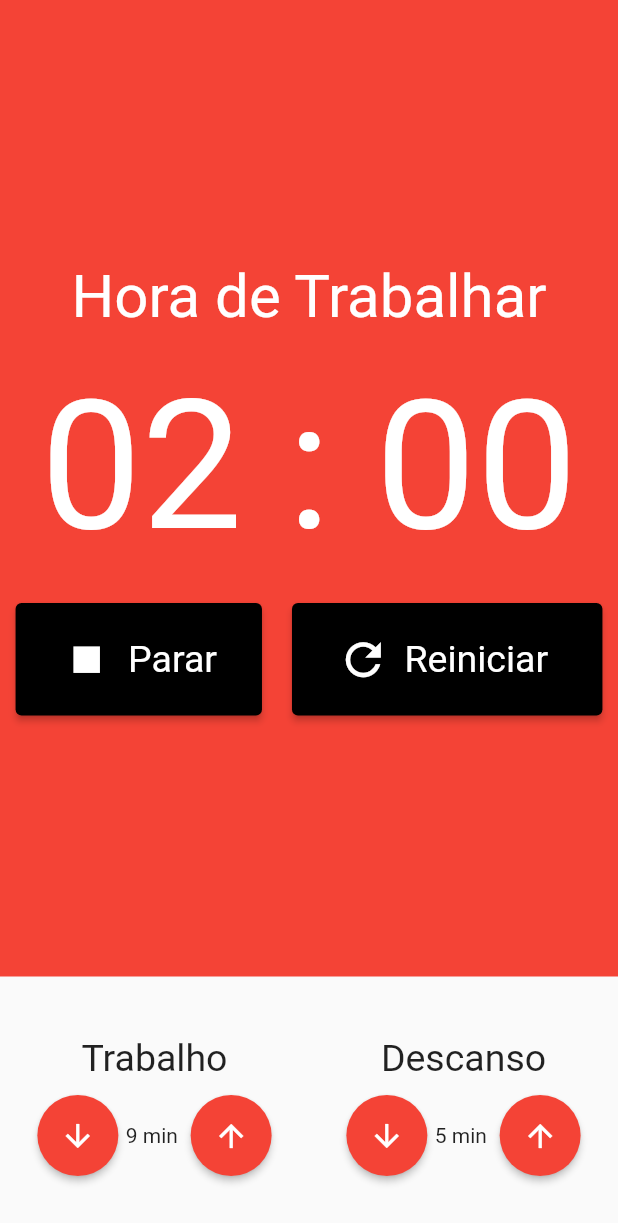
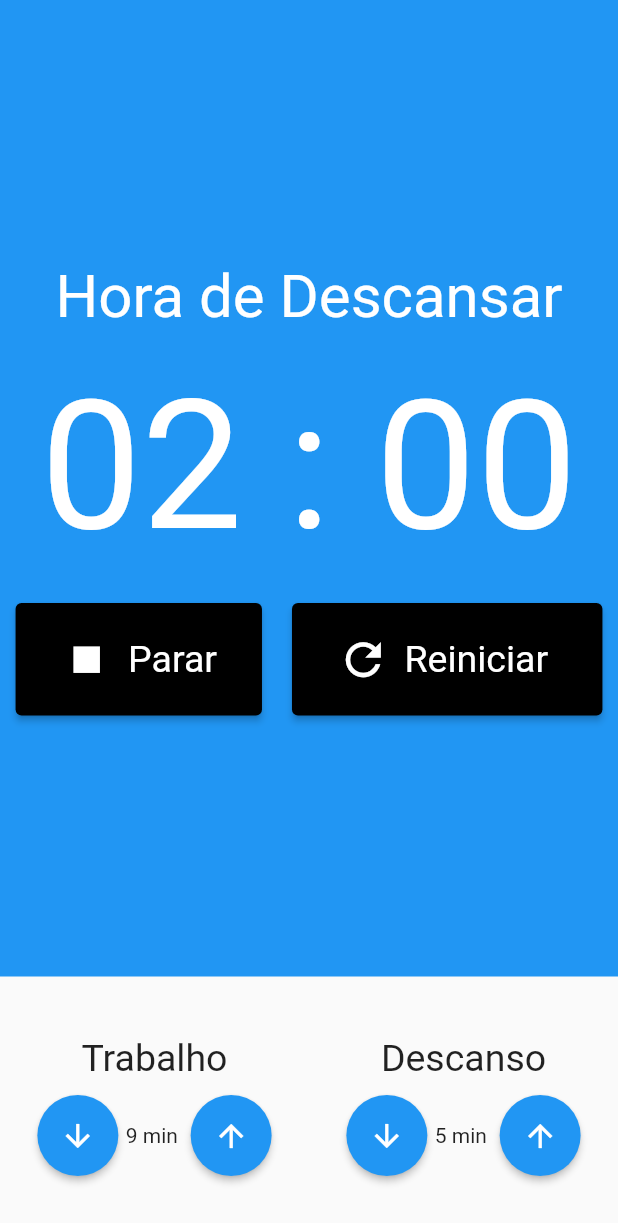
Before and after one commit to IagoMesquita/pomodoro_with_mobx, a Flutter app: the screen it shows after launch, after a tap on "Iniciar", on a phone screen of 412 x 824 dp. Shown: the top 1223 px of the screen. Run offline on Flutter 3.47's test engine with Material 2 defaults, Android fonts, the phone set to English and light mode, and no system bars; our stand-ins replace flutter_mobx, mobx; generated files the repository leaves out were written again.

Commit message:
feart: changing theme by interval

```diff
--- a/lib/components/chronometer.dart
+++ b/lib/components/chronometer.dart
@@ -11,13 +11,13 @@ class Chronometer extends StatelessWidget {
   Widget build(BuildContext context) {
     final store = Provider.of<PomodoroStore>(context);
     return Container(
-      color: Colors.red,
+      color: store.isWorking() ? Colors.red : Colors.blue,
       child: Column(
         mainAxisAlignment: MainAxisAlignment.center,
         children: [
-          const Text(
-            'Hora de Trabalhar',
-            style: TextStyle(
+           Text(
+            store.isWorking() ? 'Hora de Trabalhar' : 'Hora de Descansar',
+            style: const  TextStyle(
               fontSize: 40,
               color: Colors.white,
             ),
--- a/lib/components/input_time.dart
+++ b/lib/components/input_time.dart
@@ -1,4 +1,6 @@
 import 'package:flutter/material.dart';
+import 'package:pomodoro_with_mobx/store/pomodoro.store.dart';
+import 'package:provider/provider.dart';
 
 class InputTime extends StatelessWidget {
   final String title;
@@ -16,6 +18,7 @@ class InputTime extends StatelessWidget {
 
   @override
   Widget build(BuildContext context) {
+    final store = Provider.of<PomodoroStore>(context);
     return Column(
       children: [
         Text(
@@ -33,7 +36,7 @@ class InputTime extends StatelessWidget {
               style: ElevatedButton.styleFrom(
                 shape: const CircleBorder(),
                 padding: const EdgeInsets.all(15),
-                backgroundColor: Colors.red,
+                backgroundColor: store.isWorking() ? Colors.red : Colors.blue,
               ),
               child: const Icon(
                 Icons.arrow_downward,
@@ -46,7 +49,7 @@ class InputTime extends StatelessWidget {
               style: ElevatedButton.styleFrom(
                 shape: const CircleBorder(),
                 padding: const EdgeInsets.all(15),
-                backgroundColor: Colors.red,
+                backgroundColor: store.isWorking() ? Colors.red : Colors.blue,
               ),
               child: const Icon(
                 Icons.arrow_upward,
--- a/lib/store/pomodoro.store.dart
+++ b/lib/store/pomodoro.store.dart
@@ -4,7 +4,10 @@ part 'pomodoro.store.g.dart';
 
 class PomodoroStore = _PomodoroStore with _$PomodoroStore;
 
+enum BreakType {WORK, REST}
 abstract class _PomodoroStore with Store {
+
+
   @observable
   bool isStarted = false;
 
@@ -19,6 +22,9 @@ abstract class _PomodoroStore with Store {
 
   @observable
   int restTime = 5;
+
+  @observable
+  BreakType breakType = BreakType.REST;
 
   @action
   void start() {
@@ -53,4 +59,12 @@ abstract class _PomodoroStore with Store {
   void decrementRestTime() {
     restTime--;
   }
+
+  bool isWorking() {
+    return breakType == BreakType.WORK;
+  }
+
+  bool isResting() {
+    return breakType == BreakType.REST;
+  }
 }
```
Also changed, not shown: lib/store/pomodoro.store.g.dart.
